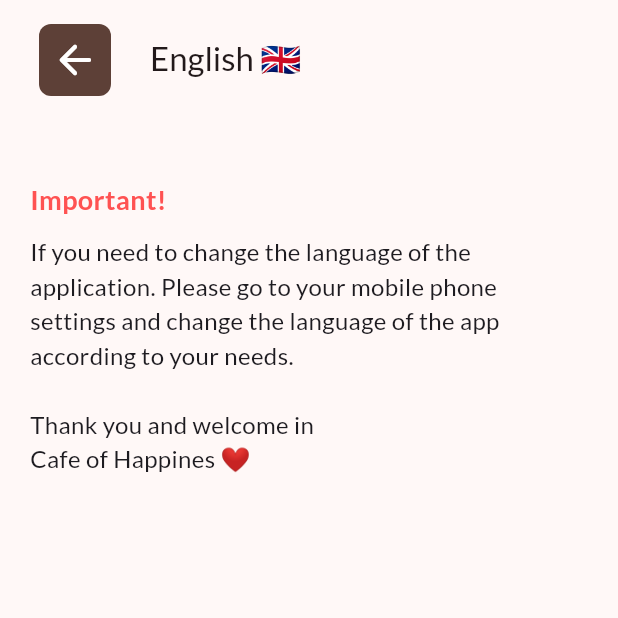
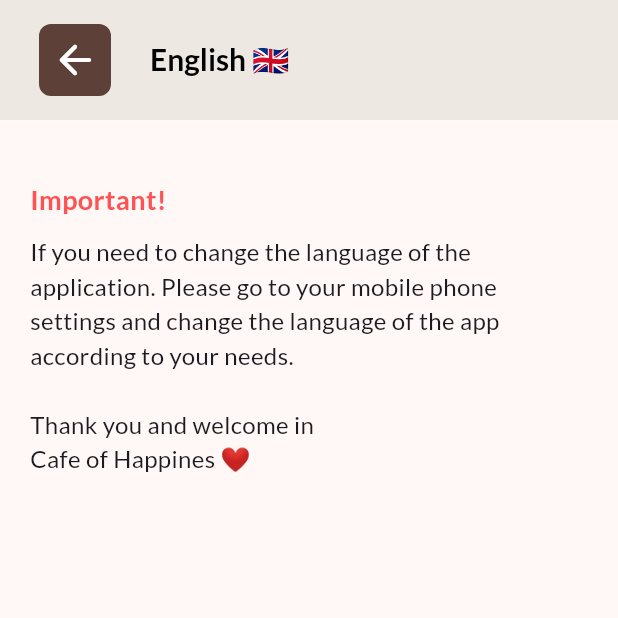
Before and after one commit to igorurbaniak/cafe_of_happiness_app, a Flutter app: the screen it shows after launch, after a tap on "EN 🇬🇧", on a phone screen of 412 x 824 dp, the top half of it. Run offline on Flutter 3.47's test engine with Material 3 defaults, Android fonts, the phone set to English and light mode, and no system bars; our stand-ins replace dio, firebase_auth, firebase_core, flutter_bloc, font_awesome_flutter, google_fonts and 4 more; accounts and stored records are empty; generated files the repository leaves out were written again; network calls fail.

Commit message:
Add functionality with state change to Light/Dark mode button to control modes with primary colors

```diff
--- /dev/null
+++ b/lib/app/core/themes/cubit/theme_cubit.dart
@@ -0,0 +1,15 @@
+import 'package:flutter/material.dart';
+import 'package:flutter_bloc/flutter_bloc.dart';
+import 'package:cafe_of_happiness_app/app/core/themes/theme_config.dart';
+part 'theme_state.dart';
+
+class ThemeCubit extends Cubit<ThemeState> {
+  ThemeCubit() : super(ThemeState(themeData: ThemeConfig.lightTheme));
+
+  void toggleTheme() {
+    final newThemeData = state.themeData.brightness == Brightness.light
+        ? ThemeConfig.darkTheme
+        : ThemeConfig.lightTheme;
+    emit(ThemeState(themeData: newThemeData));
+  }
+}
--- /dev/null
+++ b/lib/app/core/themes/cubit/theme_state.dart
@@ -0,0 +1,7 @@
+part of 'theme_cubit.dart';
+
+class ThemeState {
+  ThemeState({required this.themeData});
+
+  final ThemeData themeData;
+}
--- a/lib/app/core/themes/theme.dart
+++ /dev/null
@@ -1,10 +0,0 @@
-import 'package:flutter/material.dart';
-import 'package:google_fonts/google_fonts.dart';
-
-final theme = ThemeData(
-  useMaterial3: true,
-  textTheme: GoogleFonts.latoTextTheme(),
-  colorScheme: ColorScheme.fromSeed(
-    seedColor: const Color.fromARGB(255, 114, 47, 55),
-  ),
-);
--- /dev/null
+++ b/lib/app/core/themes/theme_config.dart
@@ -0,0 +1,61 @@
+import 'package:flutter/material.dart';
+import 'package:google_fonts/google_fonts.dart';
+
+class ThemeConfig {
+  static const Color mainColorLight = Color.fromARGB(255, 237, 233, 226);
+  static const Color mainColorDark = Color.fromARGB(255, 114, 47, 55);
+
+  static final ThemeData lightTheme = ThemeData(
+    useMaterial3: true,
+    textTheme: GoogleFonts.latoTextTheme(),
+    colorScheme: ColorScheme.fromSeed(
+      seedColor: mainColorDark,
+      brightness: Brightness.light,
+    ),
+    appBarTheme: AppBarTheme(
+      backgroundColor: mainColorLight,
+      titleTextStyle: GoogleFonts.lato(
+        color: Colors.black,
+        fontSize: 20,
+        fontWeight: FontWeight.bold,
+      ),
+      iconTheme: const IconThemeData(color: Colors.black),
+    ),
+    drawerTheme: const DrawerThemeData(
+      backgroundColor: Colors.white,
+    ),
+    buttonTheme: const ButtonThemeData(
+      buttonColor: mainColorDark,
+    ),
+    textButtonTheme: TextButtonThemeData(
+      style: TextButton.styleFrom(),
+    ),
+  );
+
+  static final ThemeData darkTheme = ThemeData(
+    useMaterial3: true,
+    textTheme: GoogleFonts.latoTextTheme(),
+    colorScheme: ColorScheme.fromSeed(
+      seedColor: mainColorDark,
+      brightness: Brightness.dark,
+    ),
+    appBarTheme: AppBarTheme(
+      backgroundColor: mainColorDark,
+      titleTextStyle: GoogleFonts.lato(
+        color: Colors.white,
+        fontSize: 20,
+        fontWeight: FontWeight.bold,
+      ),
+      iconTheme: const IconThemeData(color: Colors.white),
+    ),
+    drawerTheme: const DrawerThemeData(
+      backgroundColor: Colors.black,
+    ),
+    buttonTheme: const ButtonThemeData(
+      buttonColor: mainColorDark,
+    ),
+    textButtonTheme: TextButtonThemeData(
+      style: TextButton.styleFrom(),
+    ),
+  );
+}
--- a/lib/app/root_page/root_page.dart
+++ b/lib/app/root_page/root_page.dart
@@ -1,4 +1,4 @@
-import 'package:cafe_of_happiness_app/app/core/themes/theme.dart';
+import 'package:cafe_of_happiness_app/app/core/themes/cubit/theme_cubit.dart';
 import 'package:cafe_of_happiness_app/app/root_page/cubit/root_cubit.dart';
 import 'package:cafe_of_happiness_app/presentation/features/home/home_page/home_page.dart';
 import 'package:flutter/material.dart';
@@ -11,10 +11,12 @@ class MyApp extends StatelessWidget {
 
   @override
   Widget build(BuildContext context) {
+    return BlocBuilder<ThemeCubit, ThemeState>(
+      builder: (context, state) {
         return MaterialApp(
           debugShowCheckedModeBanner: false,
           title: 'Cafe of Happiness',
-      theme: theme,
+          theme: state.themeData,
           localizationsDelegates: const [
             AppLocalizations.delegate,
             GlobalMaterialLocalizations.delegate,
@@ -25,13 +27,15 @@ class MyApp extends StatelessWidget {
             Locale('en'),
             Locale('pl'),
           ],
-      home: const RootPage(),
+          home: const _RootPage(),
+        );
+      },
     );
   }
 }
 
-class RootPage extends StatelessWidget {
-  const RootPage({super.key});
+class _RootPage extends StatelessWidget {
+  const _RootPage();
 
   @override
   Widget build(BuildContext context) {
--- a/lib/main.dart
+++ b/lib/main.dart
@@ -1,3 +1,4 @@
+import 'package:cafe_of_happiness_app/app/core/themes/cubit/theme_cubit.dart';
 import 'package:cafe_of_happiness_app/app/root_page/cubit/root_cubit.dart';
 import 'package:cafe_of_happiness_app/app/root_page/root_page.dart';
 import 'package:cafe_of_happiness_app/data/remote_data_sources/dishes_remote_data_source/dishes_remote_data_source.dart';
@@ -21,6 +22,9 @@ void main() async {
     MultiBlocProvider(
       providers: [
         BlocProvider(
+          create: (context) => ThemeCubit(),
+        ),
+        BlocProvider(
           create: (context) => RootCubit()..start(),
         ),
         BlocProvider(
--- a/lib/presentation/features/home/home_page/widgets/custom_drawer/widgets/settings_list.dart
+++ b/lib/presentation/features/home/home_page/widgets/custom_drawer/widgets/settings_list.dart
@@ -1,3 +1,4 @@
+import 'package:cafe_of_happiness_app/app/core/themes/cubit/theme_cubit.dart';
 import 'package:cafe_of_happiness_app/app/root_page/cubit/root_cubit.dart';
 import 'package:firebase_auth/firebase_auth.dart';
 import 'package:flutter/material.dart';
@@ -18,9 +19,22 @@ class SettingsList extends StatelessWidget {
         color: Colors.grey.shade300,
         context: context,
         tiles: [
-          _buildSettingsItem(context, Icons.dark_mode, 'Dark mode', Icons.toggle_on_outlined, () {}),
+          BlocBuilder<ThemeCubit, ThemeState>(
+            builder: (context, state) {
+              return _buildSettingsItem(
+                  context,
+                  Icons.dark_mode,
+                  'Dark mode',
+                  state.themeData.brightness == Brightness.dark
+                      ? Icons.toggle_on
+                      : Icons.toggle_off, () {
+                context.read<ThemeCubit>().toggleTheme();
+              });
+            },
+          ),
           if (user != null)
-            _buildSettingsItem(context, Icons.logout, 'Logout', Icons.open_in_new, () {
+            _buildSettingsItem(
+                context, Icons.logout, 'Logout', Icons.open_in_new, () {
               context.read<RootCubit>().signOut();
             }),
         ],
@@ -28,7 +42,8 @@ class SettingsList extends StatelessWidget {
     );
   }
 
-  Widget _buildSettingsItem(BuildContext context, IconData icon, String text, IconData trailingIcon, VoidCallback onTap) {
+  Widget _buildSettingsItem(BuildContext context, IconData icon, String text,
+      IconData trailingIcon, VoidCallback onTap) {
     return ListTile(
       leading: Icon(icon),
       title: Text(
```
Lines whose indentation alone changed are shown as unchanged.
